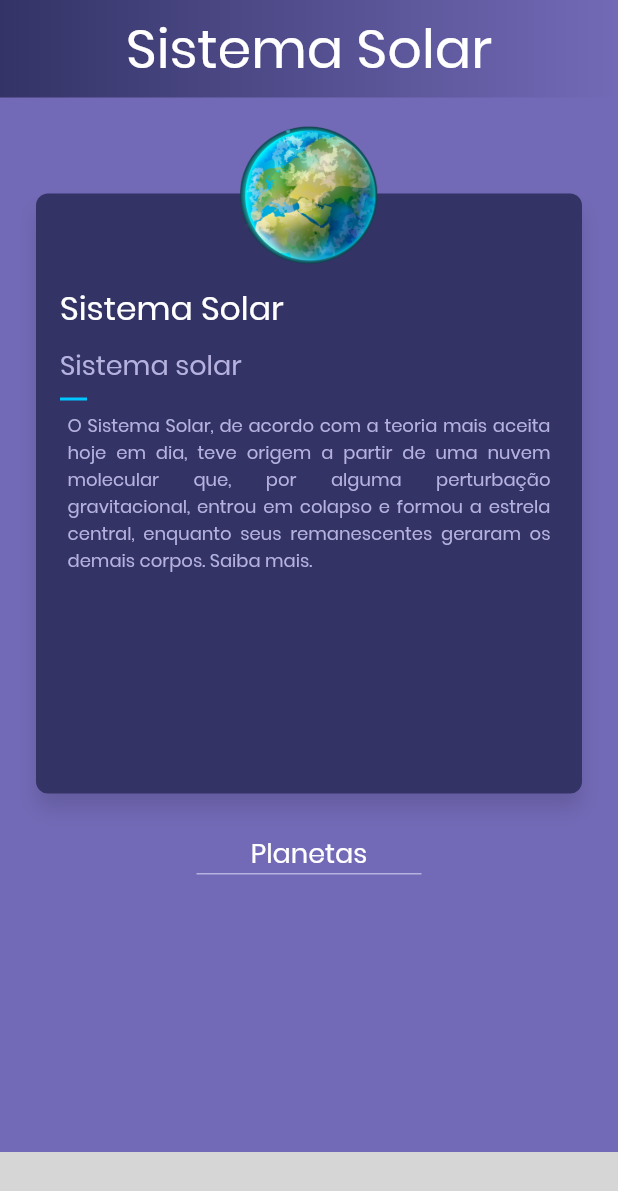
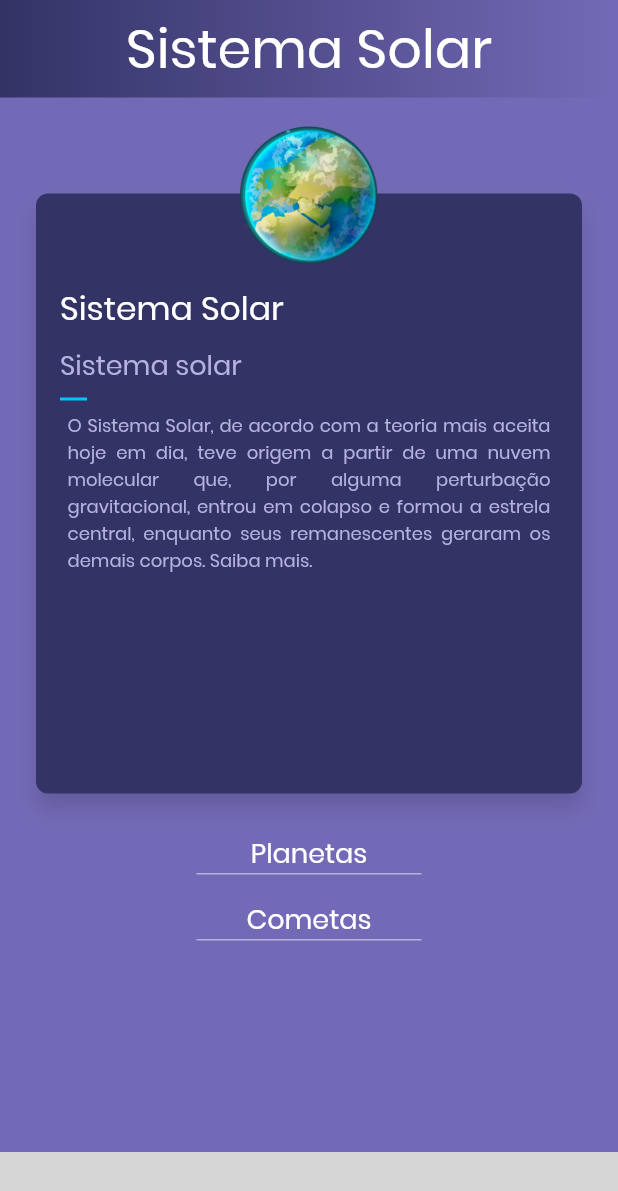
Before and after one commit to EdFilho/solar-system, a Flutter app: the screen it shows after launch, on a phone screen of 412 x 824 dp. Shown: the top 1191 px of the screen. Run offline on Flutter 3.47's test engine with Material 2 defaults, Android fonts, the phone set to English and light mode, and no system bars; missing offline and left inert: gradient_bottom_navigation_bar; grey boxes are pictures that could not be loaded.

Commit message:
planet card constuction

```diff
--- a/lib/home/home_page.dart
+++ b/lib/home/home_page.dart
@@ -34,7 +34,8 @@ class _HomePageState extends State<HomePage> {
         children: <Widget>[
           GradientAppBar('Sistema Solar'),
           SummaryCard(),
-          SubTitle('Planetas')
+          SubTitle('Planetas'),
+          SubTitle('Cometas'),
         ],
       ),
       bottomNavigationBar: GradientBottomNavigationBar(
--- a/lib/home/horizontal_list_viewer.dart
+++ b/lib/home/planets/horizontal_list_planets.dart
@@ -1,6 +1,6 @@
 import 'package:flutter/material.dart';
 
-class HorizontalListViewer extends StatelessWidget {
+class HorizontalListPlanets extends StatelessWidget {
   @override
   Widget build(BuildContext context) {
     return new Expanded(
--- a/lib/home/summary_card.dart
+++ b/lib/home/summary_card.dart
@@ -4,6 +4,9 @@ import 'package:solar_system/models/summary.dart';
 import 'package:solar_system/themes/themes_app.dart';
 
 class SummaryCard extends StatelessWidget {
+
+  @override
+  Widget build(BuildContext context) {
 
     final summaryThumbnail = new Container(
       margin: EdgeInsets.symmetric(
@@ -54,41 +57,7 @@ class SummaryCard extends StatelessWidget {
     );
 
     final summaryCard = new Container(
-    child: new Container(
-      margin: new EdgeInsets.fromLTRB(16.0, 56.0, 16.0, 8.0),
-      constraints: new BoxConstraints.expand(),
-      child: new Column(
-        crossAxisAlignment: CrossAxisAlignment.start,
-        children: <Widget>[
-          new Container(height: 4.0,),
-          new Text(
-            summary[1],
-            style: titleTextStyle,
-            textAlign: TextAlign.center,
-          ),
-          new Container(height: 8.0),
-          new Text(
-            summary[2],
-            style: subTitleTextStyle,
-            textAlign: TextAlign.center,
-          ),
-          new Separator(),
-          new Container(
-            padding: new EdgeInsets.symmetric(horizontal: 5.0),
-            child: Column(
-              crossAxisAlignment: CrossAxisAlignment.start,
-              children: <Widget>[
-                new Text(
-                  summary[3],
-                  style: regularTextStyle,
-                  textAlign: TextAlign.justify,
-                )
-              ],
-            ),
-          ),
-        ],
-      ),
-    ),
+      child: summaryCardContent,
       height: 400.0,
       margin: new EdgeInsets.only(top: 46.0),
       decoration: new BoxDecoration(
@@ -105,8 +74,6 @@ class SummaryCard extends StatelessWidget {
       ),
     );
 
-  @override
-  Widget build(BuildContext context) {
     return new Container(
       margin: const EdgeInsets.symmetric(
         vertical: 18.0,
--- a/lib/themes/themes_app.dart
+++ b/lib/themes/themes_app.dart
@@ -28,6 +28,10 @@ final regularTextStyle = TextStyle(
   fontWeight: FontWeight.w400
 );
 
+final smallTextStyle = TextStyle(
+  color: const Color(0xffb6b2df),
+  fontSize: 9.0,
+);
 
 ThemeData appTheme() {
   return ThemeData(
```
Also changed, not shown: lib/home/planet_summary.dart (deleted, +0 -13 lines), lib/home/planets/planet_summary.dart (added, +106 -0 lines), lib/models/planets.dart (+11 -0 lines). Lines whose indentation alone changed are shown as unchanged.
